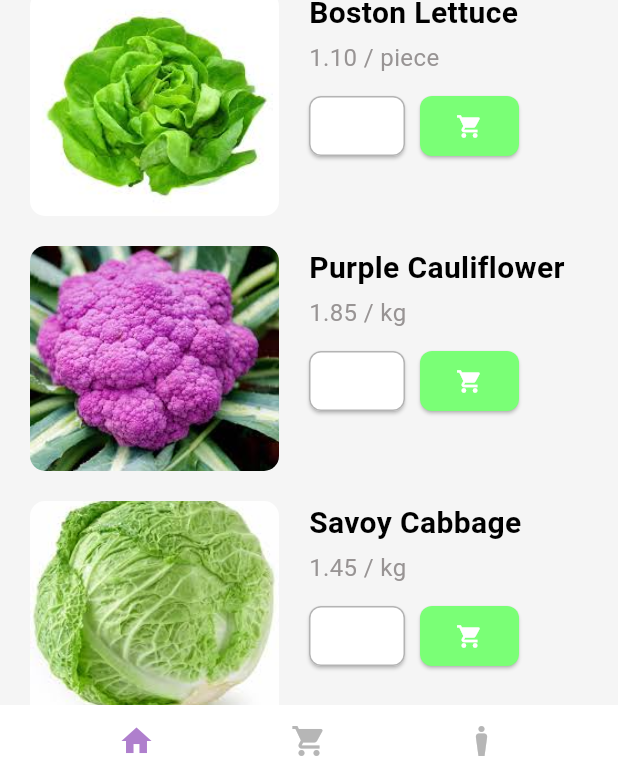
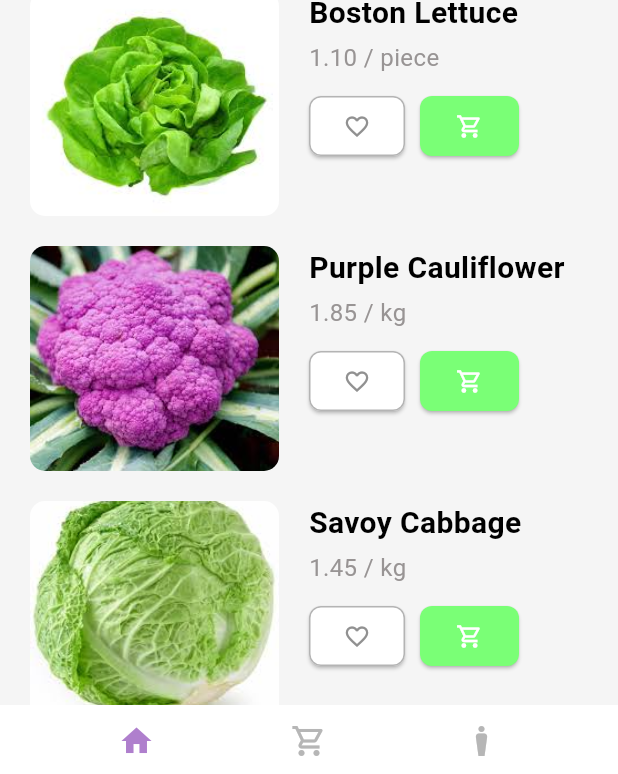
Before and after one commit to TheviniSamarakoon123/DeliveryApp_Flutter, a Flutter app: the Vegetables screen opened directly, on a phone screen of 412 x 824 dp. Shown: the part 459-1233 px from the top of the screen. Run offline on Flutter 3.47's test engine with Material 3 defaults, Android fonts, the light colour scheme and no system bars; our stand-ins replace device_preview.

Commit message:
VegetablesPage_New

```diff
--- a/lib/Pages/Vegetables.dart
+++ b/lib/Pages/Vegetables.dart
@@ -261,7 +261,7 @@ class _VegetablesState extends State<Vegetables> {
                                           ),
                                           padding: const EdgeInsets.all(8),
                                         ),
-                                        child: const Icon(Icons.favorite, color: Colors.white),
+                                        child: const Icon(Icons.favorite_outline, color: Color.fromARGB(255, 145, 145, 145)),
                                       ),
                                       const SizedBox(width: 10),
                                       ElevatedButton(
@@ -277,7 +277,7 @@ class _VegetablesState extends State<Vegetables> {
                                             borderRadius: BorderRadius.circular(8),
                                           ),
                                         ),
-                                        child: const Icon(Icons.shopping_cart, color: Colors.white),
+                                        child: const Icon(Icons.shopping_cart_outlined, color: Colors.white),
                                       ),
                                     ],
                                   ),
@@ -337,7 +337,7 @@ class _VegetablesState extends State<Vegetables> {
                                           ),
                                           padding: const EdgeInsets.all(8),
                                         ),
-                                        child: const Icon(Icons.favorite, color: Colors.white),
+                                        child: const Icon(Icons.favorite_outline, color: Color.fromARGB(255, 145, 145, 145)),
                                       ),
                                       const SizedBox(width: 10),
                                       ElevatedButton(
@@ -349,7 +349,7 @@ class _VegetablesState extends State<Vegetables> {
                                             borderRadius: BorderRadius.circular(8),
                                           ),
                                         ),
-                                        child: const Icon(Icons.shopping_cart, color: Colors.white),
+                                        child: const Icon(Icons.shopping_cart_outlined, color: Colors.white),
                                       ),
                                     ],
                                   ),
@@ -409,7 +409,7 @@ class _VegetablesState extends State<Vegetables> {
                                           ),
                                           padding: const EdgeInsets.all(8),
                                         ),
-                                        child: const Icon(Icons.favorite, color: Colors.white),
+                                        child: const Icon(Icons.favorite_outline, color: Color.fromARGB(255, 145, 145, 145)),
                                       ),
                                       const SizedBox(width: 10),
                                       ElevatedButton(
@@ -421,7 +421,7 @@ class _VegetablesState extends State<Vegetables> {
                                             borderRadius: BorderRadius.circular(8),
                                           ),
                                         ),
-                                        child: const Icon(Icons.shopping_cart, color: Colors.white),
+                                        child: const Icon(Icons.shopping_cart_outlined, color: Colors.white),
                                       ),
                                     ],
                                   ),
@@ -454,7 +454,7 @@ class _VegetablesState extends State<Vegetables> {
               },
             ),
             IconButton(
-              icon: const Icon(Icons.shopping_cart, color: Color.fromARGB(255, 182, 182, 182)),
+              icon: const Icon(Icons.shopping_cart_outlined, color: Color.fromARGB(255, 182, 182, 182)),
               onPressed: () {},
             ),
             IconButton(
```
